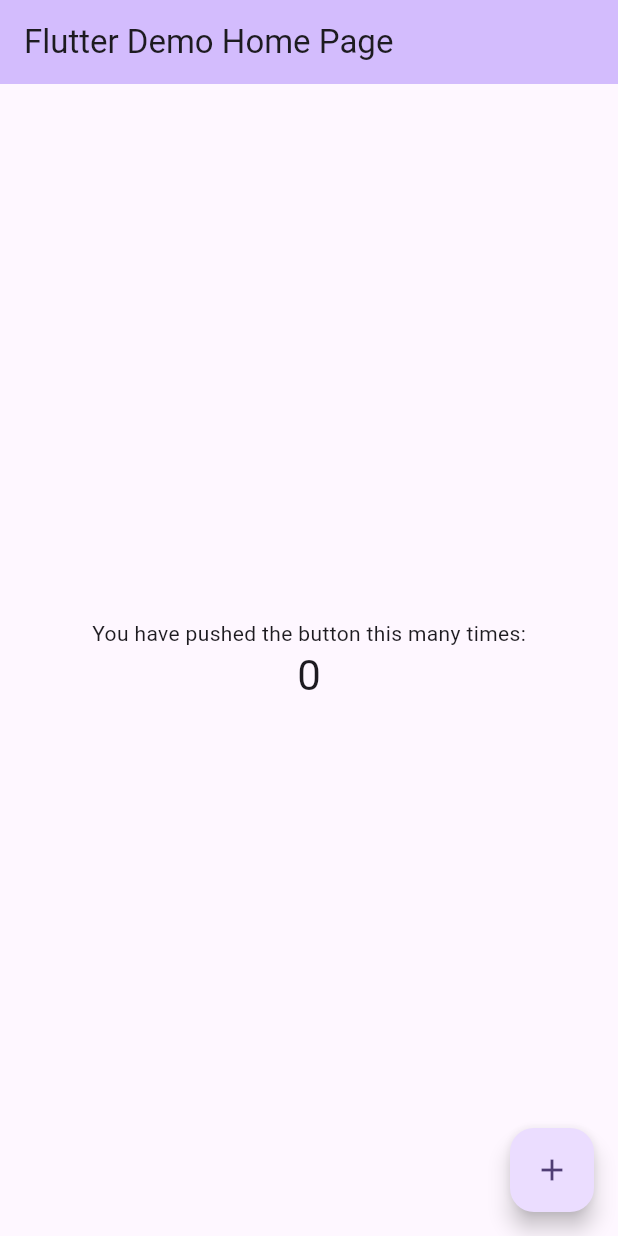
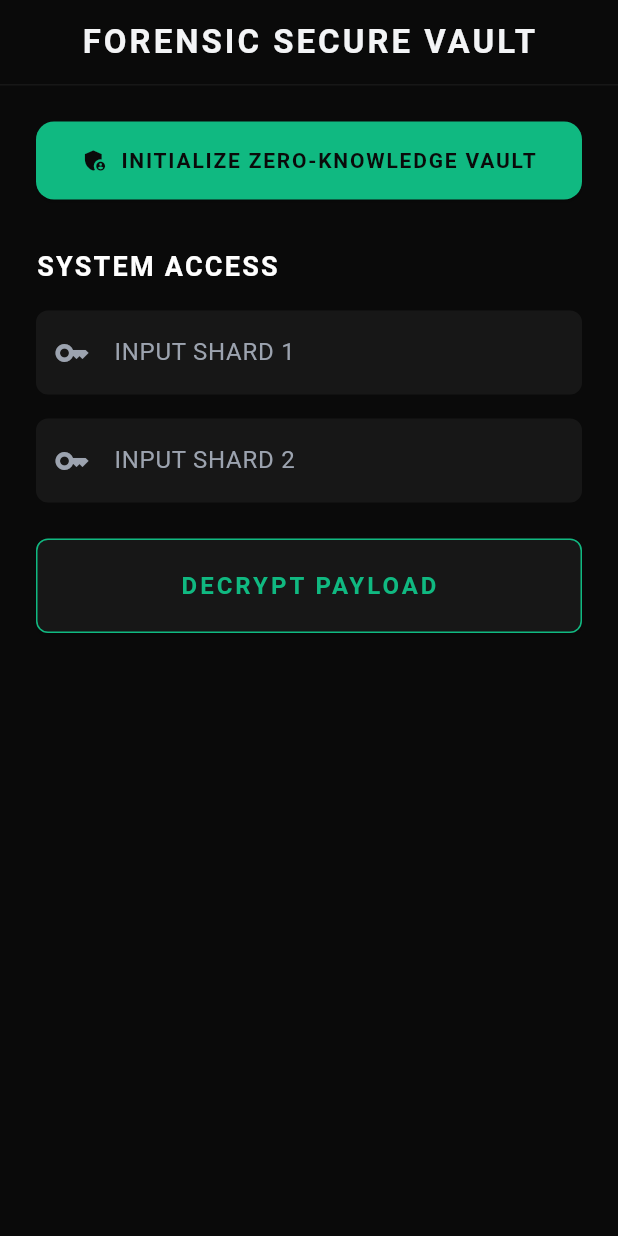
Before and after one commit to athul183/lifelens, a Flutter app: the screen it shows after launch, on a phone screen of 412 x 824 dp. Run offline on Flutter 3.47's test engine with Material 3 defaults, Android fonts, the phone set to English and light mode, and no system bars; our stand-ins replace equatable, fpdart; missing offline and left inert: cryptography.

Commit message:
feat: Implement secure vault feature with cryptographic operations, dedicated repository, and UI.

```diff
--- /dev/null
+++ b/lib/core/error/failures.dart
@@ -0,0 +1,14 @@
+import 'package:equatable/equatable.dart';
+
+abstract class Failure extends Equatable {
+  const Failure();
+
+  @override
+  List<Object> get props => <Object>[];
+}
+
+class VaultAccessDenied extends Failure {
+  const VaultAccessDenied();
+}
+
+// Ensure no specific internal cryptographic errors are exposed.
--- /dev/null
+++ b/lib/core/logger/forensic_logger.dart
@@ -0,0 +1,19 @@
+import 'dart:developer' as developer;
+import 'package:flutter/foundation.dart';
+
+class ForensicLogger {
+  ForensicLogger._();
+
+  static void encryptAndLog(String message, {String name = 'VaultSecurity'}) {
+    // In a full implementation, this should encrypt the logs before storing or outputting.
+    // For now, we only log in debug mode to prevent trace leakage in production.
+    if (kDebugMode) {
+      // We simulate an encrypted string output
+      developer.log('[ENCRYPTED] $message', name: name);
+    }
+  }
+
+  static void wipeLogBuffer() {
+    // Implement secure buffer wipe here if local logs are kept in memory
+  }
+}
--- /dev/null
+++ b/lib/data/repositories/vault_repository_impl.dart
@@ -0,0 +1,68 @@
+import 'dart:typed_data';
+import 'package:fpdart/fpdart.dart';
+import '../../core/error/failures.dart';
+import '../../core/logger/forensic_logger.dart';
+import '../../domain/entities/vault_item.dart';
+import '../../domain/repositories/vault_repository.dart';
+import '../crypto/crypto_isolates.dart';
+
+class VaultRepositoryImpl implements VaultRepository {
+  // In a real application, these would come from secure local storage or network
+  // Providing stubs to fulfill the repository contract.
+  final Uint8List storedCiphertext;
+  final Uint8List storedNonce;
+  final Uint8List storedMac;
+
+  const VaultRepositoryImpl({
+    required this.storedCiphertext,
+    required this.storedNonce,
+    required this.storedMac,
+  });
+
+  @override
+  Future<Either<Failure, VaultItem>> unlockVault(List<Uint8List> keyFragments) async {
+    try {
+      if (keyFragments.isEmpty) {
+        return const Left<Failure, VaultItem>(VaultAccessDenied());
+      }
+
+      // 1. Recombine keys in isolate
+      final Uint8List reconstructedKey = await CryptoIsolates.combineShards(keyFragments);
+
+      // 2. Decrypt in isolate
+      final Uint8List decryptedData = await CryptoIsolates.decryptAesGcm(
+        reconstructedKey,
+        storedCiphertext,
+        storedNonce,
+        storedMac,
+      );
+
+      // 3. Wipe memory of key shards received
+      for (final Uint8List shard in keyFragments) {
+        shard.zeroFill();
+      }
+
+      // Keep result stored safely in entity
+      return Right<Failure, VaultItem>(
+        VaultItem(
+          id: 'vault_root',
+          securePayload: decryptedData,
+        ),
+      );
+    } catch (e) {
+      ForensicLogger.encryptAndLog('Unlock failure occurred');
+
+      // For security, wipe fragments irrespective of exception context
+      for (final Uint8List shard in keyFragments) {
+        try {
+          shard.zeroFill();
+        } catch (_) {
+          // Ignore if already wiped
+        }
+      }
+
+      // Hide all details, just return exact same opaque error
+      return const Left<Failure, VaultItem>(VaultAccessDenied());
+    }
+  }
+}
--- /dev/null
+++ b/lib/domain/entities/vault_item.dart
@@ -0,0 +1,16 @@
+import 'dart:typed_data';
+import 'package:equatable/equatable.dart';
+
+class VaultItem extends Equatable {
+  final String id;
+  // Payload is strictly kept as Uint8List for memory safety. Do not convert to String unless displaying immediately.
+  final Uint8List securePayload;
+
+  const VaultItem({
+    required this.id,
+    required this.securePayload,
+  });
+
+  @override
+  List<Object> get props => <Object>[id, securePayload];
+}
--- /dev/null
+++ b/lib/domain/repositories/vault_repository.dart
@@ -0,0 +1,10 @@
+import 'dart:typed_data';
+import 'package:fpdart/fpdart.dart';
+import '../../core/error/failures.dart';
+import '../entities/vault_item.dart';
+
+abstract class VaultRepository {
+  /// Unlocks the vault given a list of key fragments (shards)
+  /// Returns [VaultItem] on success, or an opaque [VaultAccessDenied] failure on error.
+  Future<Either<Failure, VaultItem>> unlockVault(List<Uint8List> keyFragments);
+}
--- /dev/null
+++ b/lib/domain/usecases/unlock_vault_with_fragments.dart
@@ -0,0 +1,19 @@
+import 'dart:typed_data';
+import 'package:fpdart/fpdart.dart';
+import '../../core/error/failures.dart';
+import '../entities/vault_item.dart';
+import '../repositories/vault_repository.dart';
+
+class UnlockVaultWithFragments {
+  final VaultRepository repository;
+
+  const UnlockVaultWithFragments(this.repository);
+
+  Future<Either<Failure, VaultItem>> call(List<Uint8List> fragments) async {
+    if (fragments.length < 2) {
+      // Require at least 2 fragments based on standard Shamir setup for security, simulating minimum threshold
+      return const Left<Failure, VaultItem>(VaultAccessDenied());
+    }
+    return repository.unlockVault(fragments);
+  }
+}
--- a/lib/main.dart
+++ b/lib/main.dart
@@ -1,122 +1,24 @@
 import 'package:flutter/material.dart';
+import 'presentation/pages/vault_page.dart';
 
 void main() {
-  runApp(const MyApp());
+  runApp(const ForensicVaultApp());
 }
 
-class MyApp extends StatelessWidget {
-  const MyApp({super.key});
+class ForensicVaultApp extends StatelessWidget {
+  const ForensicVaultApp({super.key});
 
-  // This widget is the root of your application.
   @override
   Widget build(BuildContext context) {
     return MaterialApp(
-      title: 'Flutter Demo',
+      title: 'Forensic Vault',
+      debugShowCheckedModeBanner: false,
       theme: ThemeData(
-        // This is the theme of your application.
-        //
-        // TRY THIS: Try running your application with "flutter run". You'll see
-        // the application has a purple toolbar. Then, without quitting the app,
-        // try changing the seedColor in the colorScheme below to Colors.green
-        // and then invoke "hot reload" (save your changes or press the "hot
-        // reload" button in a Flutter-supported IDE, or press "r" if you used
-        // the command line to start the app).
-        //
-        // Notice that the counter didn't reset back to zero; the application
-        // state is not lost during the reload. To reset the state, use hot
-        // restart instead.
-        //
-        // This works for code too, not just values: Most code changes can be
-        // tested with just a hot reload.
-        colorScheme: ColorScheme.fromSeed(seedColor: Colors.deepPurple),
+        brightness: Brightness.dark,
+        useMaterial3: true,
+        fontFamily: 'Roboto',
       ),
-      home: const MyHomePage(title: 'Flutter Demo Home Page'),
+      home: const VaultPage(),
     );
   }
 }
-
-class MyHomePage extends StatefulWidget {
-  const MyHomePage({super.key, required this.title});
-
-  // This widget is the home page of your application. It is stateful, meaning
-  // that it has a State object (defined below) that contains fields that affect
-  // how it looks.
-
-  // This class is the configuration for the state. It holds the values (in this
-  // case the title) provided by the parent (in this case the App widget) and
-  // used by the build method of the State. Fields in a Widget subclass are
-  // always marked "final".
-
-  final String title;
-
-  @override
-  State<MyHomePage> createState() => _MyHomePageState();
-}
-
-class _MyHomePageState extends State<MyHomePage> {
-  int _counter = 0;
-
-  void _incrementCounter() {
-    setState(() {
-      // This call to setState tells the Flutter framework that something has
-      // changed in this State, which causes it to rerun the build method below
-      // so that the display can reflect the updated values. If we changed
-      // _counter without calling setState(), then the build method would not be
-      // called again, and so nothing would appear to happen.
-      _counter++;
-    });
-  }
-
-  @override
-  Widget build(BuildContext context) {
-    // This method is rerun every time setState is called, for instance as done
-    // by the _incrementCounter method above.
-    //
-    // The Flutter framework has been optimized to make rerunning build methods
-    // fast, so that you can just rebuild anything that needs updating rather
-    // than having to individually change instances of widgets.
-    return Scaffold(
-      appBar: AppBar(
-        // TRY THIS: Try changing the color here to a specific color (to
-        // Colors.amber, perhaps?) and trigger a hot reload to see the AppBar
-        // change color while the other colors stay the same.
-        backgroundColor: Theme.of(context).colorScheme.inversePrimary,
-        // Here we take the value from the MyHomePage object that was created by
-        // the App.build method, and use it to set our appbar title.
-        title: Text(widget.title),
-      ),
-      body: Center(
-        // Center is a layout widget. It takes a single child and positions it
-        // in the middle of the parent.
-        child: Column(
-          // Column is also a layout widget. It takes a list of children and
-          // arranges them vertically. By default, it sizes itself to fit its
-          // children horizontally, and tries to be as tall as its parent.
-          //
-          // Column has various properties to control how it sizes itself and
-          // how it positions its children. Here we use mainAxisAlignment to
-          // center the children vertically; the main axis here is the vertical
-          // axis because Columns are vertical (the cross axis would be
-          // horizontal).
-          //
-          // TRY THIS: Invoke "debug painting" (choose the "Toggle Debug Paint"
-          // action in the IDE, or press "p" in the console), to see the
-          // wireframe for each widget.
-          mainAxisAlignment: MainAxisAlignment.center,
-          children: <Widget>[
-            const Text('You have pushed the button this many times:'),
-            Text(
-              '$_counter',
-              style: Theme.of(context).textTheme.headlineMedium,
-            ),
-          ],
-        ),
-      ),
-      floatingActionButton: FloatingActionButton(
-        onPressed: _incrementCounter,
-        tooltip: 'Increment',
-        child: const Icon(Icons.add),
-      ), // This trailing comma makes auto-formatting nicer for build methods.
-    );
-  }
-}
--- /dev/null
+++ b/lib/presentation/pages/vault_page.dart
@@ -0,0 +1,295 @@
+import 'dart:convert';
+
+import 'package:flutter/material.dart';
+import 'package:flutter/services.dart';
+import 'package:fpdart/fpdart.dart' hide State;
+
+import '../../core/error/failures.dart';
+import '../../data/crypto/crypto_isolates.dart';
+import '../../data/repositories/vault_repository_impl.dart';
+import '../../domain/entities/vault_item.dart';
+import '../../domain/usecases/unlock_vault_with_fragments.dart';
+
+class VaultPage extends StatefulWidget {
+  const VaultPage({super.key});
+
+  @override
+  State<VaultPage> createState() => _VaultPageState();
+}
+
+class _VaultPageState extends State<VaultPage> {
+  final TextEditingController _shard1Controller = TextEditingController();
+  final TextEditingController _shard2Controller = TextEditingController();
+
+  bool _isGenerating = false;
+  bool _isUnlocking = false;
+  String? _errorMessage;
+  String? _decryptedPayload;
+
+  VaultRepositoryImpl? _repository;
+
+  String? _generatedShard1;
+  String? _generatedShard2;
+
+  // Forensic Theme Colors
+  final Color _bg = const Color(0xFF0A0A0A);
+  final Color _surface = const Color(0xFF171717);
+  final Color _accent = const Color(0xFF10B981);
+  final Color _error = const Color(0xFFEF4444);
+  final Color _textMain = const Color(0xFFF3F4F6);
+  final Color _textMuted = const Color(0xFF9CA3AF);
+
+  @override
+  void dispose() {
+    _shard1Controller.dispose();
+    _shard2Controller.dispose();
+    super.dispose();
+  }
+
+  Future<void> _generateDemoVault() async {
+    setState(() {
+      _isGenerating = true;
+      _errorMessage = null;
+      _decryptedPayload = null;
+      _generatedShard1 = null;
+      _generatedShard2 = null;
+    });
+
+    try {
+      final Uint8List originalKey =
+          Uint8List.fromList(List<int>.generate(32, (int i) => i % 256));
+      final Uint8List plainText = utf8.encoder.convert('TOP SECRET: Project Antigravity Forensic Vault is online.');
+
+      final Map<String, Uint8List> encrypted = await CryptoIsolates.encryptAesGcm(
+        Uint8List.fromList(originalKey), // pass copy since it gets zeroed
+        Uint8List.fromList(plainText),
+      );
+
+      final Uint8List shard1Bytes =
+          Uint8List.fromList(List<int>.generate(32, (int i) => (i * 7) % 256));
+      final Uint8List shard2Bytes = Uint8List(32);
+      for (int i = 0; i < 32; i++) {
+        shard2Bytes[i] = originalKey[i] ^ shard1Bytes[i];
+      }
+
+      _repository = VaultRepositoryImpl(
+        storedCiphertext: encrypted['ciphertext']!,
+        storedNonce: encrypted['nonce']!,
+        storedMac: encrypted['mac']!,
+      );
+
+      setState(() {
+        _generatedShard1 = base64Encode(shard1Bytes);
+        _generatedShard2 = base64Encode(shard2Bytes);
+        _isGenerating = false;
+      });
+    } catch (e) {
+      setState(() {
+        _errorMessage = 'System Failure: Generation aborted.';
+        _isGenerating = false;
+      });
+    }
+  }
+
+  Future<void> _unlockVault() async {
+    if (_repository == null) {
+      setState(() => _errorMessage = 'Setup the Vault first by pressing Initialize.');
+      return;
+    }
+
+    setState(() {
+      _isUnlocking = true;
+      _errorMessage = null;
+      _decryptedPayload = null;
+    });
+
+    try {
+      final Uint8List s1 = base64Decode(_shard1Controller.text.trim());
+      final Uint8List s2 = base64Decode(_shard2Controller.text.trim());
+
+      final UnlockVaultWithFragments usecase = UnlockVaultWithFragments(_repository!);
+      final Either<Failure, VaultItem> result = await usecase(<Uint8List>[s1, s2]);
+
+      setState(() {
+        _isUnlocking = false;
+        result.fold(
+          (Failure l) {
+            _errorMessage = 'ACCESS DENIED: Invalid Fragments';
+          },
+          (VaultItem r) {
+            _decryptedPayload = utf8.decode(r.securePayload);
+            r.securePayload.zeroFill(); // wipe memory
+          },
+        );
+      });
+    } catch (e) {
+      setState(() {
+        _isUnlocking = false;
+        _errorMessage = 'ACCESS DENIED: Format Error';
+      });
+    }
+  }
+
+  Widget _buildSetupSection() {
+    if (_repository != null) {
+      return Container(
+        padding: const EdgeInsets.all(16),
+        decoration: BoxDecoration(
+          color: _surface,
+          borderRadius: BorderRadius.circular(12),
+          border: Border.all(color: _accent.withAlpha(128)),
+        ),
+        child: Column(
+          crossAxisAlignment: CrossAxisAlignment.start,
+          children: <Widget>[
+            Row(
+              children: <Widget>[
+                Icon(Icons.check_circle_outline, color: _accent),
+                const SizedBox(width: 8),
+                Text('Vault Initialized', style: TextStyle(color: _accent, fontWeight: FontWeight.bold)),
+              ],
+            ),
+            const SizedBox(height: 16),
+            Text('Shard 1 (Distribute to Party A):', style: TextStyle(color: _textMuted, fontSize: 12)),
+            const SizedBox(height: 4),
+            SelectableText(_generatedShard1 ?? '', style: TextStyle(color: _textMain, fontFamily: 'monospace')),
+            const SizedBox(height: 12),
+            Text('Shard 2 (Distribute to Party B):', style: TextStyle(color: _textMuted, fontSize: 12)),
+            const SizedBox(height: 4),
+            SelectableText(_generatedShard2 ?? '', style: TextStyle(color: _textMain, fontFamily: 'monospace')),
+          ],
+        ),
+      );
+    }
+
+    return ElevatedButton.icon(
+      style: ElevatedButton.styleFrom(
+        backgroundColor: _accent,
+        foregroundColor: _bg,
+        padding: const EdgeInsets.symmetric(horizontal: 24, vertical: 16),
+        shape: RoundedRectangleBorder(borderRadius: BorderRadius.circular(12)),
+      ),
+      onPressed: _isGenerating ? null : _generateDemoVault,
+      icon: _isGenerating ? const CircularProgressIndicator() : const Icon(Icons.admin_panel_settings),
+      label: const Text('INITIALIZE ZERO-KNOWLEDGE VAULT', style: TextStyle(fontWeight: FontWeight.bold, letterSpacing: 1.2)),
+    );
+  }
+
+  @override
+  Widget build(BuildContext context) {
+    return Scaffold(
+      backgroundColor: _bg,
+      appBar: AppBar(
+        backgroundColor: _bg,
+        title: Text('FORENSIC SECURE VAULT', style: TextStyle(color: _textMain, letterSpacing: 2, fontWeight: FontWeight.w600)),
+        centerTitle: true,
+        elevation: 0,
+        bottom: PreferredSize(
+          preferredSize: const Size.fromHeight(1),
+          child: Container(color: _surface, height: 1),
+        ),
+      ),
+      body: SingleChildScrollView(
+        child: Padding(
+          padding: const EdgeInsets.all(24.0),
+          child: Column(
+            crossAxisAlignment: CrossAxisAlignment.stretch,
+            children: <Widget>[
+              _buildSetupSection(),
+              const SizedBox(height: 32),
+
+              const Text('SYSTEM ACCESS', style: TextStyle(color: Colors.white, fontSize: 18, fontWeight: FontWeight.bold, letterSpacing: 1.5)),
+              const SizedBox(height: 16),
+
+              TextField(
+                controller: _shard1Controller,
+                style: TextStyle(color: _textMain, fontFamily: 'monospace'),
+                decoration: InputDecoration(
+                  labelText: 'INPUT SHARD 1',
+                  labelStyle: TextStyle(color: _textMuted),
+                  filled: true,
+                  fillColor: _surface,
+                  border: OutlineInputBorder(borderRadius: BorderRadius.circular(8), borderSide: BorderSide.none),
+                  prefixIcon: Icon(Icons.key, color: _textMuted),
+                ),
+              ),
+              const SizedBox(height: 16),
+              TextField(
+                controller: _shard2Controller,
+                style: TextStyle(color: _textMain, fontFamily: 'monospace'),
+                decoration: InputDecoration(
+                  labelText: 'INPUT SHARD 2',
+                  labelStyle: TextStyle(color: _textMuted),
+                  filled: true,
+                  fillColor: _surface,
+                  border: OutlineInputBorder(borderRadius: BorderRadius.circular(8), borderSide: BorderSide.none),
+                  prefixIcon: Icon(Icons.key, color: _textMuted),
+                ),
+              ),
+              const SizedBox(height: 24),
+
+              if (_errorMessage != null)
+                Container(
+                  padding: const EdgeInsets.all(12),
+                  margin: const EdgeInsets.only(bottom: 24),
+                  decoration: BoxDecoration(
+                    color: _error.withAlpha(25),
+                    borderRadius: BorderRadius.circular(8),
+                    border: Border.all(color: _error),
+                  ),
+                  child: Row(
+                    children: <Widget>[
+                      Icon(Icons.warning_amber_rounded, color: _error),
+                      const SizedBox(width: 12),
+                      Expanded(child: Text(_errorMessage!, style: TextStyle(color: _error, fontWeight: FontWeight.bold))),
+                    ],
+                  ),
+                ),
+
+              ElevatedButton(
+                style: ElevatedButton.styleFrom(
+                  backgroundColor: _surface,
+                  foregroundColor: _textMain,
+                  padding: const EdgeInsets.symmetric(vertical: 20),
+                  shape: RoundedRectangleBorder(
+                    borderRadius: BorderRadius.circular(8),
+                    side: BorderSide(color: _accent),
+                  ),
+                ),
+                onPressed: _isUnlocking ? null : _unlockVault,
+                child: _isUnlocking
+                  ? CircularProgressIndicator(color: _accent)
+                  : Text('DECRYPT PAYLOAD', style: TextStyle(fontSize: 16, letterSpacing: 2, color: _accent, fontWeight: FontWeight.bold)),
+              ),
+
+              if (_decryptedPayload != null) ...<Widget>[
+                const SizedBox(height: 32),
+                Container(
+                  padding: const EdgeInsets.all(24),
+                  decoration: BoxDecoration(
+                    color: _accent.withAlpha(13),
+                    borderRadius: BorderRadius.circular(12),
+                    border: Border.all(color: _accent),
+                  ),
+                  child: Column(
+                    children: <Widget>[
+                      const Icon(Icons.lock_open, color: Colors.greenAccent, size: 48),
+                      const SizedBox(height: 16),
+                      const Text('DECRYPTED PAYLOAD', style: TextStyle(color: Colors.greenAccent, letterSpacing: 2, fontWeight: FontWeight.bold)),
+                      const SizedBox(height: 12),
+                      Text(
+                        _decryptedPayload!,
+                        textAlign: TextAlign.center,
+                        style: const TextStyle(color: Colors.white, fontSize: 16, height: 1.5),
+                      ),
+                    ],
+                  ),
+                )
+              ]
+            ],
+          ),
+        ),
+      ),
+    );
+  }
+}
--- a/pubspec.yaml
+++ b/pubspec.yaml
@@ -34,6 +34,9 @@ dependencies:
   # The following adds the Cupertino Icons font to your application.
   # Use with the CupertinoIcons class for iOS style icons.
   cupertino_icons: ^1.0.8
+  fpdart: ^1.2.0
+  cryptography: ^2.9.0
+  equatable: ^2.0.8
 
 dev_dependencies:
   flutter_test:
@@ -45,6 +48,8 @@ dev_dependencies:
   # package. See that file for information about deactivating specific lint
   # rules and activating additional ones.
   flutter_lints: ^5.0.0
+  mockito: ^5.6.3
+  build_runner: ^2.11.1
 
 # For information on the generic Dart part of this file, see the
 # following page: https://dart.dev/tools/pub/pubspec
```
Also changed, not shown: analysis_options.yaml (+8 -22 lines), lib/data/crypto/crypto_isolates.dart (added, +103 -0 lines), pubspec.lock, 7 other files.
